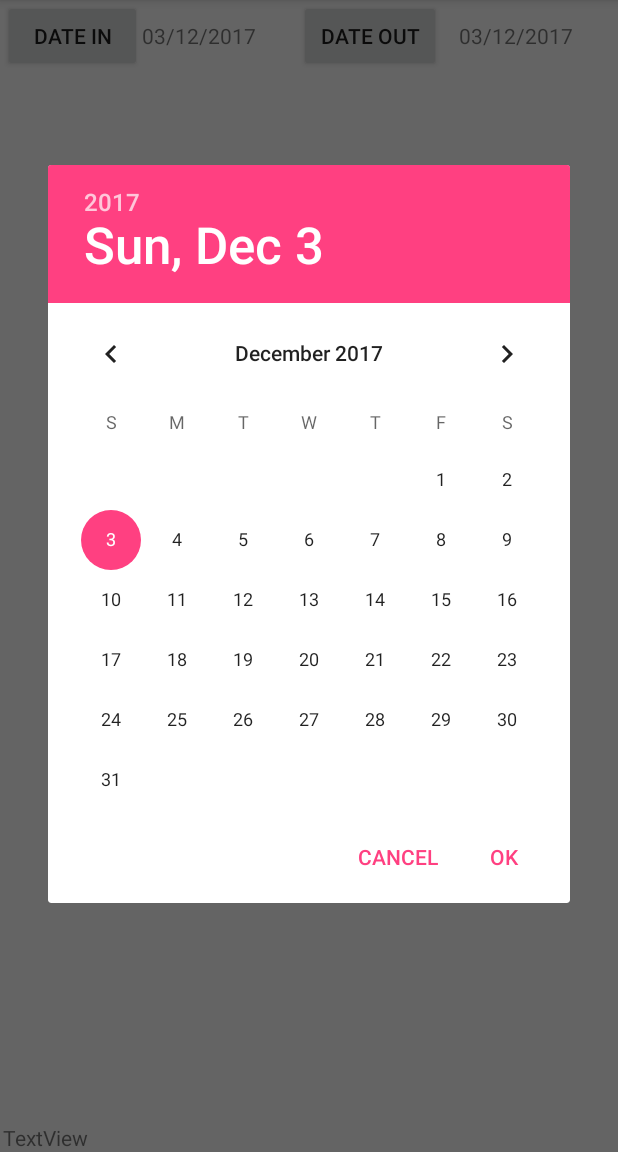
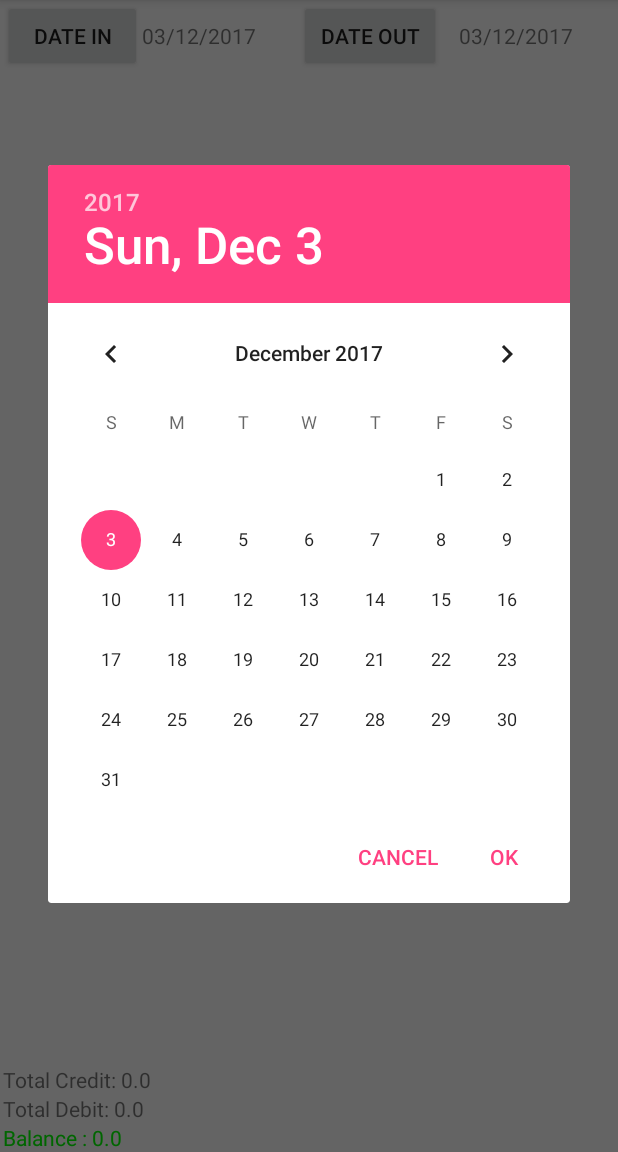
Before and after one commit to imposimato/SixBowlsAndroid, an Android app: the Reports screen opened directly, with no data from a screen before it, after a tap on "DATE IN", on a phone screen of 412 x 824 dp, the part 84-1236 px from its top. Run offline under Robolectric (Android 15) with nearby library versions, the phone set to English and light mode, and no system bars.

Commit message:
Fourth commit Saving Value, Date, Cred/Deb Report activity working All dates fields as date obj Excluding from listview

```diff
--- a/app/src/main/java/com/luiz/sixbowls/EntriesFragment.java
+++ b/app/src/main/java/com/luiz/sixbowls/EntriesFragment.java
@@ -7,6 +7,7 @@ import android.content.DialogInterface;
 import android.database.Cursor;
 import android.database.sqlite.SQLiteDatabase;
 import android.database.sqlite.SQLiteOpenHelper;
+import android.graphics.Color;
 import android.os.Bundle;
 import android.support.v7.app.AlertDialog;
 import android.view.LayoutInflater;
@@ -25,10 +26,12 @@ public class EntriesFragment extends ListFragment {
     private Context mContext;
     private Cursor cursor;
     private String date1, date2;
+    double totalCred = 0;
+    double totalDeb = 0;
+    String whereClause = "DATE BETWEEN ? AND ?";
     private SQLiteOpenHelper dbHelper;
     private SQLiteDatabase db;
     CursorAdapter listAdapter;
-    Reports reports;
 
     // Elements
     private ListView listEntries;
@@ -52,18 +55,10 @@ public class EntriesFragment extends ListFragment {
         try{
             dbHelper = new SixBowlsDbHelper(mContext);
             db = dbHelper.getWritableDatabase();
-            //TODO Filtrar data de acordo com user
-            //TODO Soma do Cred/Deb
-            cursor = db.query("INOUT",
-                    new String[]{"_id", "ENTRY", "printf('%.2f', ENTRY) as ENTRYF",
-                            "DATE", "strftime('%d/%m/%Y', DATE) as DATEF", "CREDDEB"},
-                    null, null, null, null, null);
 
             listEntries = getListView();
 
             updateCursor();
-
-            listEntries.setAdapter(listAdapter);
 
             listEntries.setOnItemLongClickListener(new AdapterView.OnItemLongClickListener() {
                 @Override
@@ -77,6 +72,7 @@ public class EntriesFragment extends ListFragment {
                                     String string = String.valueOf(id);
                                     db.execSQL("DELETE FROM INOUT WHERE _id = '" + string + "'");
                                     updateCursor();
+                                    updateBalance();
 
                                 }})
                             .setNegativeButton(android.R.string.no, null)
@@ -91,6 +87,33 @@ public class EntriesFragment extends ListFragment {
         }
     }
 
+    public void updateBalance() {
+
+        String sumCredQuery = "SELECT SUM(ENTRY) AS TOTAL FROM INOUT WHERE (DATE BETWEEN ? AND ?) AND CREDDEB = 'C'";
+        String sumDebQuery = "SELECT SUM(ENTRY) AS TOTAL FROM INOUT WHERE (DATE BETWEEN ? AND ?) AND CREDDEB = 'D'";
+
+        Cursor cursorSumCred = db.rawQuery(sumCredQuery, new String[] {date1, date2});
+        Cursor cursorSumDeb = db.rawQuery(sumDebQuery, new String[] {date1, date2});
+
+        if (cursorSumCred.moveToFirst()){
+            totalCred = cursorSumCred.getInt(cursorSumCred.getColumnIndex("TOTAL"));
+            Reports.resultCredTV.setText("Total Credit: " + String.valueOf(totalCred));
+        }
+
+        if (cursorSumDeb.moveToFirst()){
+            totalDeb = cursorSumDeb.getInt(cursorSumCred.getColumnIndex("TOTAL"));
+            Reports.resultDebTV.setText("Total Debit: " + String.valueOf(totalDeb));
+        }
+
+        if (totalCred - totalDeb < 0){
+            Reports.balanceTV.setTextColor(Color.RED);
+        } else {
+            Reports.balanceTV.setTextColor(Color.GREEN);
+        }
+
+        Reports.balanceTV.setText("Balance : " + String.valueOf(totalCred - totalDeb));
+    }
+
     @Override
     public void onDestroy(){
         super.onDestroy();
@@ -99,10 +122,11 @@ public class EntriesFragment extends ListFragment {
     }
 
     public void updateCursor(){
-        Cursor cursor = db.query("INOUT",
+        cursor = db.query("INOUT",
                 new String[]{"_id", "ENTRY", "printf('%.2f', ENTRY) as ENTRYF",
                         "DATE", "strftime('%d/%m/%Y', DATE) as DATEF", "CREDDEB"},
-                null, null, null, null, null);
+                whereClause, new String[] {date1, date2},
+                null, null, "DATE");
         CursorAdapter listAdapter2 = new android.widget.SimpleCursorAdapter(mContext,
                 R.layout.fragment_item,
                 cursor,
--- a/app/src/main/java/com/luiz/sixbowls/Reports.java
+++ b/app/src/main/java/com/luiz/sixbowls/Reports.java
@@ -2,8 +2,10 @@ package com.luiz.sixbowls;
 
 import android.app.DialogFragment;
 import android.app.FragmentTransaction;
+import android.database.Cursor;
 import android.database.sqlite.SQLiteDatabase;
 import android.database.sqlite.SQLiteOpenHelper;
+import android.graphics.Color;
 import android.support.v7.app.AppCompatActivity;
 import android.os.Bundle;
 import android.view.View;
@@ -18,8 +20,13 @@ public class Reports extends AppCompatActivity implements DatePickerFragment.The
 
     Button dateInput1, dateInput2;
     TextView dateView1, dateView2;
+    static TextView resultCredTV, resultDebTV, balanceTV;
     boolean aux1 = false;
     boolean aux2 = false;
+
+    double totalCred = 0;
+    double totalDeb = 0;
+
     Date date1 = new Date(), date2 = new Date();
     SimpleDateFormat dt = new SimpleDateFormat("yyyy-MM-dd");
     SimpleDateFormat dtShow = new SimpleDateFormat("dd/MM/yyyy");
@@ -38,6 +45,10 @@ public class Reports extends AppCompatActivity implements DatePickerFragment.The
         dateView2 = (TextView) findViewById(R.id.txtViewDateReport2);
         dateView1.setText(dtShow.format(date1));
         dateView2.setText(dtShow.format(date2));
+
+        resultCredTV = (TextView) findViewById(R.id.resultCredTV);
+        resultDebTV = (TextView) findViewById(R.id.resultDebTV);
+        balanceTV = (TextView) findViewById(R.id.balanceTV);
 
         dbHelper = new SixBowlsDbHelper(this);
         db = dbHelper.getReadableDatabase();
@@ -109,18 +120,36 @@ public class Reports extends AppCompatActivity implements DatePickerFragment.The
             ft.replace(R.id.fragCont,eFrag);
             ft.setTransition(FragmentTransaction.TRANSIT_FRAGMENT_FADE);
             ft.commit();
+
+            updateBalance();
         }
     }
 
-    public void refreshList(){
-        EntriesFragment eFrag = new EntriesFragment();
-        FragmentTransaction ft = getFragmentManager().beginTransaction();
-        eFrag.setDate1(dt.format(date1));
-        eFrag.setDate2(dt.format(date2));
-        ft.replace(R.id.fragCont,eFrag);
-        ft.setTransition(FragmentTransaction.TRANSIT_FRAGMENT_FADE);
-        ft.commit();
+    public void updateBalance() {
 
+        String sumCredQuery = "SELECT SUM(ENTRY) AS TOTAL FROM INOUT WHERE (DATE BETWEEN ? AND ?) AND CREDDEB = 'C'";
+        String sumDebQuery = "SELECT SUM(ENTRY) AS TOTAL FROM INOUT WHERE (DATE BETWEEN ? AND ?) AND CREDDEB = 'D'";
+
+        Cursor cursorSumCred = db.rawQuery(sumCredQuery, new String[] {dt.format(date1), dt.format(date2)});
+        Cursor cursorSumDeb = db.rawQuery(sumDebQuery, new String[] {dt.format(date1), dt.format(date2)});
+
+        if (cursorSumCred.moveToFirst()){
+            totalCred = cursorSumCred.getInt(cursorSumCred.getColumnIndex("TOTAL"));
+            resultCredTV.setText("Total Credit: " + String.valueOf(totalCred));
+        }
+
+        if (cursorSumDeb.moveToFirst()){
+            totalDeb = cursorSumDeb.getInt(cursorSumCred.getColumnIndex("TOTAL"));
+            resultDebTV.setText("Total Debit: " + String.valueOf(totalDeb));
+        }
+
+        if (totalCred - totalDeb < 0){
+            balanceTV.setTextColor(Color.RED);
+        } else {
+            balanceTV.setTextColor(Color.GREEN);
+        }
+
+        balanceTV.setText("Balance : " + String.valueOf(totalCred - totalDeb));
     }
 
     @Override
--- a/app/src/main/res/layout/activity_reports.xml
+++ b/app/src/main/res/layout/activity_reports.xml
@@ -68,7 +68,7 @@
             tools:layout="@layout/fragment_item_list" />
     </GridLayout>
 
-    <GridLayout
+    <RelativeLayout
         android:id="@+id/resultsLayout"
         android:layout_width="match_parent"
         android:layout_height="wrap_content"
@@ -76,14 +76,22 @@
         android:layout_alignParentBottom="true">
 
         <TextView
-            android:id="@+id/textView"
+            android:id="@+id/resultCredTV"
+            android:layout_width="wrap_content"
+            android:layout_height="wrap_content" />
+
+        <TextView
+            android:id="@+id/resultDebTV"
             android:layout_width="wrap_content"
             android:layout_height="wrap_content"
-            android:layout_alignParentBottom="true"
-            android:layout_alignParentEnd="true"
-            android:layout_marginEnd="44dp"
-            android:text="TextView" />
+            android:layout_below="@+id/resultCredTV"/>
 
-    </GridLayout>
+        <TextView
+            android:id="@+id/balanceTV"
+            android:layout_width="wrap_content"
+            android:layout_height="wrap_content"
+            android:layout_below="@+id/resultDebTV"/>
+
+    </RelativeLayout>
 
 </RelativeLayout>
--- /dev/null
+++ b/app/src/main/res/menu/menu.xml
@@ -0,0 +1,6 @@
+<?xml version="1.0" encoding="utf-8"?>
+<menu xmlns:android="http://schemas.android.com/apk/res/android">
+
+    <item android:id="@+id/menuAbout" android:title="About"/>
+
+</menu>
```
Also changed, not shown: app/src/main/java/com/luiz/sixbowls/MainActivity.java (+20 -6 lines), app/src/main/res/layout/activity_main.xml (+12 -12 lines), app/src/main/res/layout/fragment_item.xml (+33 -6 lines).
